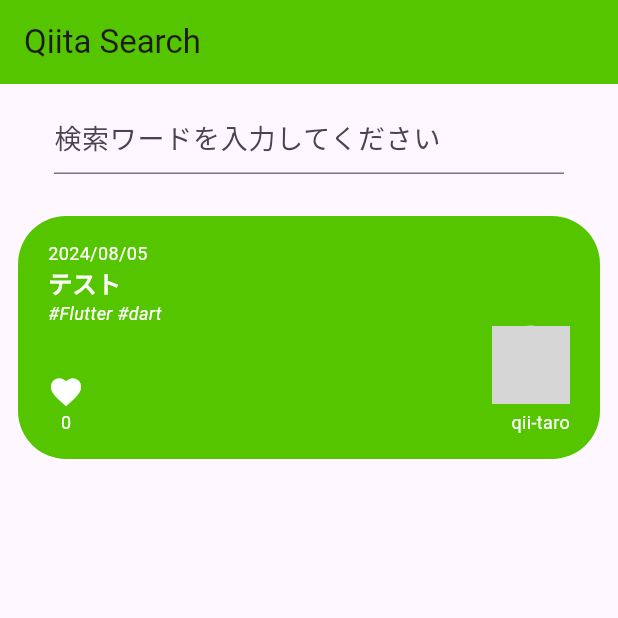
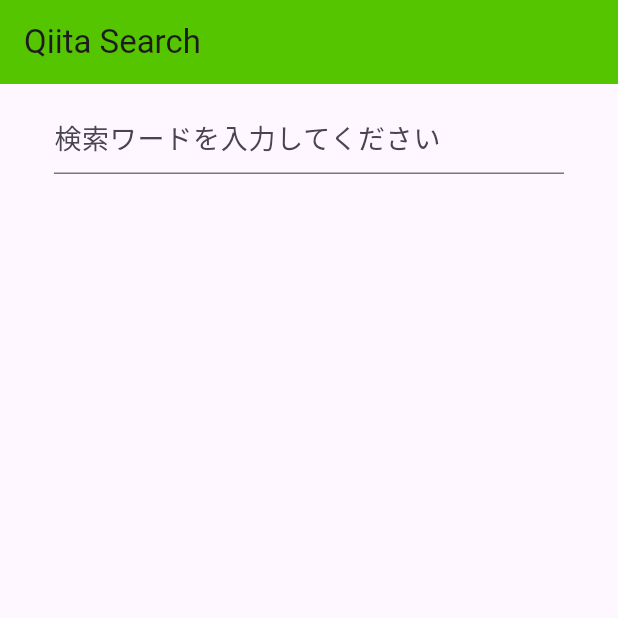
Before and after one commit to hakua-13/qiita_search_app, a Flutter app: the screen it shows after launch, on a phone screen of 412 x 824 dp, the top half of it. Run offline on Flutter 3.47's test engine with Material 3 defaults, Android fonts, the phone set to English and light mode, and no system bars; our stand-ins replace flutter_dotenv; grey boxes are pictures that could not be loaded.

Commit message:
検索結果の記事をリストで複数表示できるようにする

```diff
--- a/lib/screens/search_screen.dart
+++ b/lib/screens/search_screen.dart
@@ -43,17 +43,12 @@ class _SearchScreenState extends State<SearchScreen> {
               },
             ),
           ),
-          ArticleContainer(
-            article: Article(
-              title: 'テスト',
-              user: User(
-                id: 'qii-taro',
-                profileImageUrl: 'https://firebasestorage.googleapis.com/v0/b/gs-expansion-test.appspot.com/o/unknown_person.png?alt=media',
-              ),
-              createdAt: DateTime.now(),
-              tags: ['Flutter', 'dart'],
-              url: 'https://example.com',
-            )
+          Expanded(
+            child: ListView(
+              children: articles
+                .map((article) => ArticleContainer(article: article))
+                .toList(),
+            ),
           ),
         ],
       ),
```
